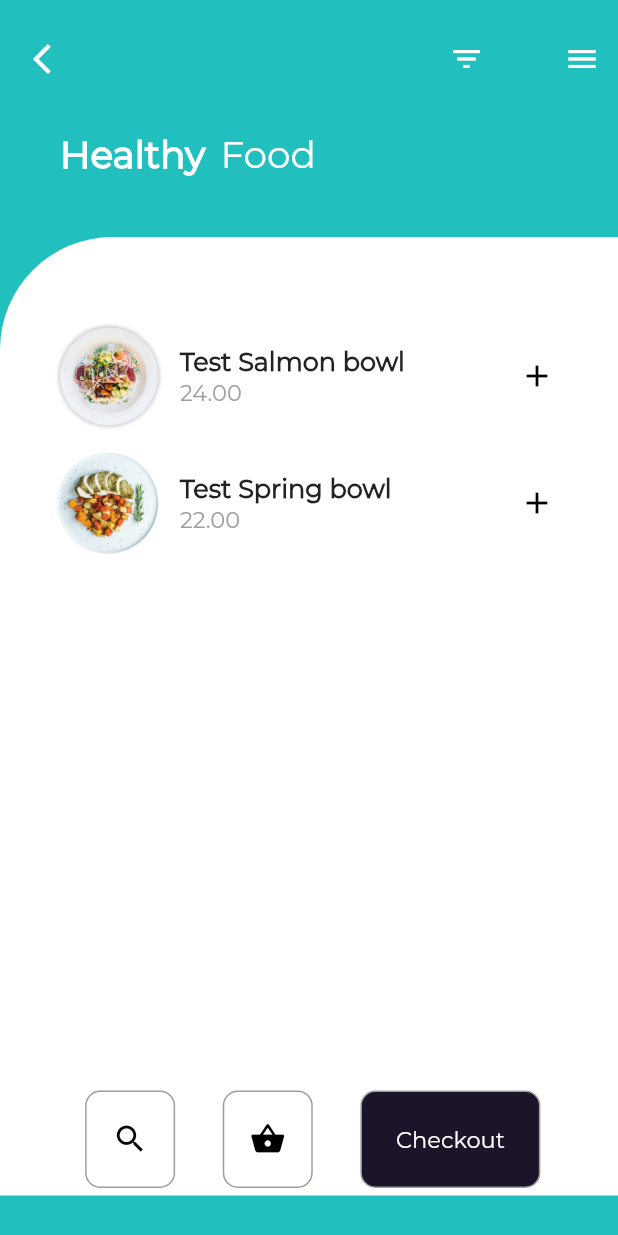
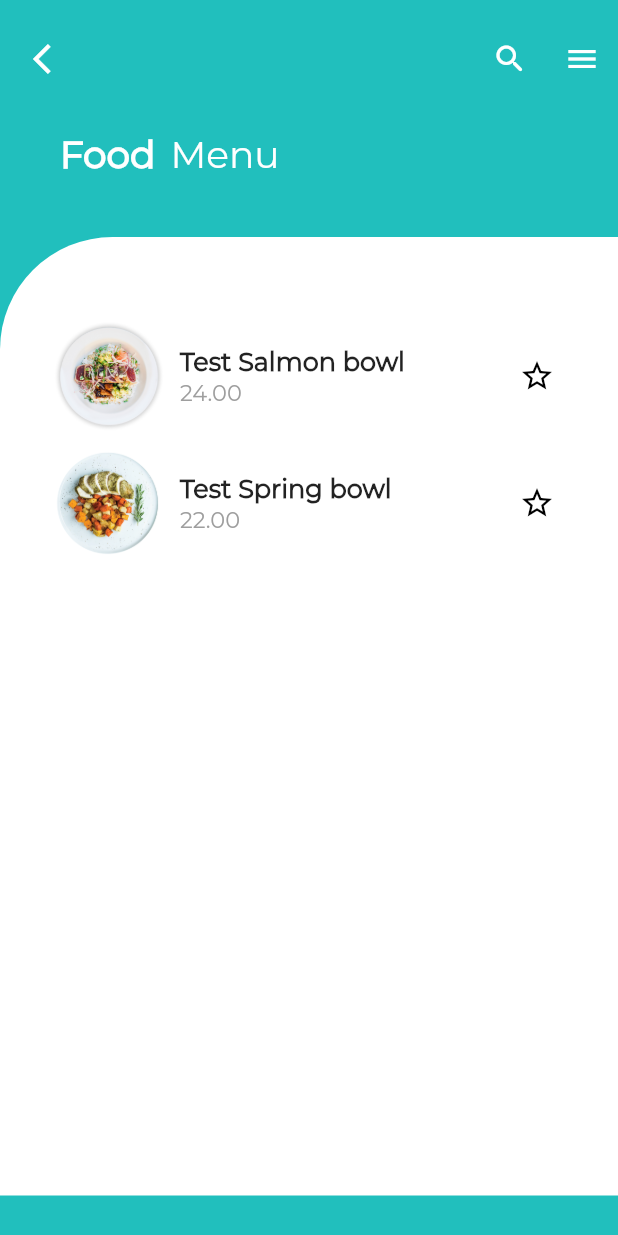
Before and after one commit to teambena/flutter_project, a Flutter app: the screen it shows after launch, on a phone screen of 412 x 824 dp. Run offline on Flutter 3.47's test engine with Material 2 defaults, Android fonts, the phone set to English and light mode, and no system bars; project files that could hold a hidden picture were left out.

Commit message:
edit main page
change text , icon

```diff
--- a/lib/main.dart
+++ b/lib/main.dart
@@ -42,12 +42,12 @@ class _MyHomePageState extends State<MyHomePage> {
                   onPressed: () {},
                 ),
                 Container(
-                    width: 125.0,
+                    width: 130.0,
                     child: Row(
-                      mainAxisAlignment: MainAxisAlignment.spaceBetween,
+                      mainAxisAlignment: MainAxisAlignment.end,
                       children: <Widget>[
                         IconButton(
-                          icon: Icon(Icons.filter_list),
+                          icon: Icon(Icons.search_rounded),
                           color: Colors.white,
                           onPressed: () {},
                         ),
@@ -66,14 +66,14 @@ class _MyHomePageState extends State<MyHomePage> {
             padding: EdgeInsets.only(left: 40.0),
             child: Row(
               children: <Widget>[
-                Text('Healthy',
+                Text('Food',
                     style: TextStyle(
                         fontFamily: 'Montserrat',
                         color: Colors.white,
                         fontWeight: FontWeight.bold,
                         fontSize: 25.0)),
                 SizedBox(width: 10.0),
-                Text('Food',
+                Text('Menu',
                     style: TextStyle(
                         fontFamily: 'Montserrat',
                         color: Colors.white,
@@ -109,51 +109,51 @@ class _MyHomePageState extends State<MyHomePage> {
                     Row(
                   mainAxisAlignment: MainAxisAlignment.spaceEvenly,
                   children: <Widget>[
-                    Container(
-                      height: 65.0,
-                      width: 60.0,
-                      decoration: BoxDecoration(
-                        border: Border.all(
-                            color: Colors.grey,
-                            style: BorderStyle.solid,
-                            width: 1.0),
-                        borderRadius: BorderRadius.circular(10.0),
-                      ),
-                      child: Center(
-                        child: Icon(Icons.search, color: Colors.black),
-                      ),
-                    ),
-                    Container(
-                      height: 65.0,
-                      width: 60.0,
-                      decoration: BoxDecoration(
-                        border: Border.all(
-                            color: Colors.grey,
-                            style: BorderStyle.solid,
-                            width: 1.0),
-                        borderRadius: BorderRadius.circular(10.0),
-                      ),
-                      child: Center(
-                        child: Icon(Icons.shopping_basket, color: Colors.black),
-                      ),
-                    ),
-                    Container(
-                      height: 65.0,
-                      width: 120.0,
-                      decoration: BoxDecoration(
-                          border: Border.all(
-                              color: Colors.grey,
-                              style: BorderStyle.solid,
-                              width: 1.0),
-                          borderRadius: BorderRadius.circular(10.0),
-                          color: Color(0xFF1C1428)),
-                      child: Center(
-                          child: Text('Checkout',
-                              style: TextStyle(
-                                  fontFamily: 'Montserrat',
-                                  color: Colors.white,
-                                  fontSize: 15.0))),
-                    )
+                    // Container(
+                    //   height: 65.0,
+                    //   width: 60.0,
+                    //   decoration: BoxDecoration(
+                    //     border: Border.all(
+                    //         color: Colors.grey,
+                    //         style: BorderStyle.solid,
+                    //         width: 1.0),
+                    //     borderRadius: BorderRadius.circular(10.0),
+                    //   ),
+                    //   child: Center(
+                    //     child: Icon(Icons.search, color: Colors.black),
+                    //   ),
+                    // ),
+                    // Container(
+                    //   height: 65.0,
+                    //   width: 60.0,
+                    //   decoration: BoxDecoration(
+                    //     border: Border.all(
+                    //         color: Colors.grey,
+                    //         style: BorderStyle.solid,
+                    //         width: 1.0),
+                    //     borderRadius: BorderRadius.circular(10.0),
+                    //   ),
+                    //   child: Center(
+                    //     child: Icon(Icons.shopping_basket, color: Colors.black),
+                    //   ),
+                    // ),
+                    // Container(
+                    //   height: 65.0,
+                    //   width: 120.0,
+                    //   decoration: BoxDecoration(
+                    //       border: Border.all(
+                    //           color: Colors.grey,
+                    //           style: BorderStyle.solid,
+                    //           width: 1.0),
+                    //       borderRadius: BorderRadius.circular(10.0),
+                    //       color: Color(0xFF1C1428)),
+                    //   child: Center(
+                    //       child: Text('Checkout',
+                    //           style: TextStyle(
+                    //               fontFamily: 'Montserrat',
+                    //               color: Colors.white,
+                    //               fontSize: 15.0))),
+                    // )
                   ],
                 )
               ],
@@ -214,7 +214,7 @@ class _MyHomePageState extends State<MyHomePage> {
                 )
               ),
               IconButton(
-                icon: Icon(Icons.add),
+                icon: Icon(Icons.star_border),
                 color: Colors.black,
                 onPressed: () {}
               )
```
